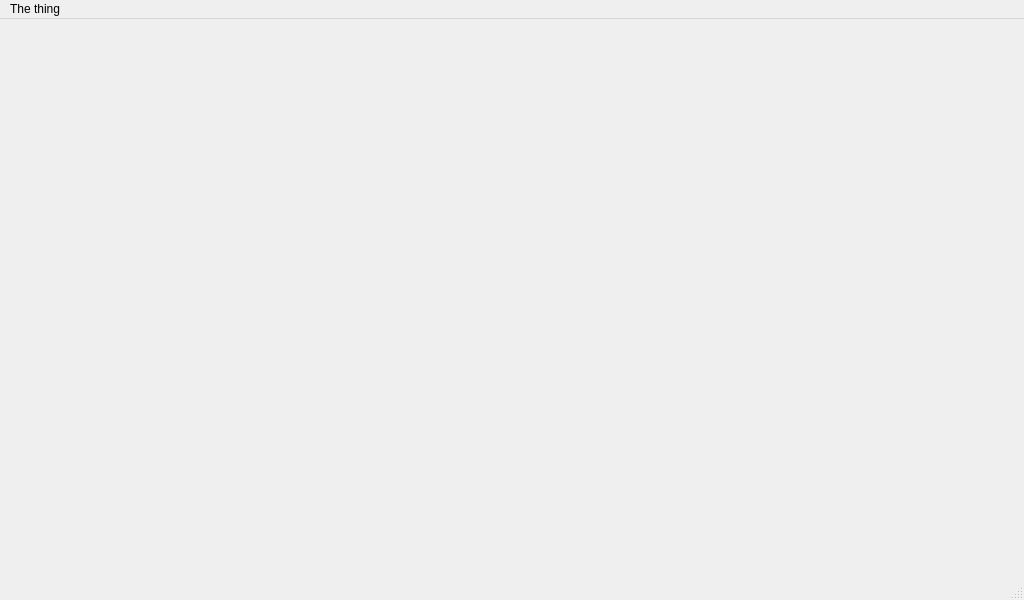
First picture: the form in main/main.ui, repository AlexeCPU/thePhridge, before the edit.
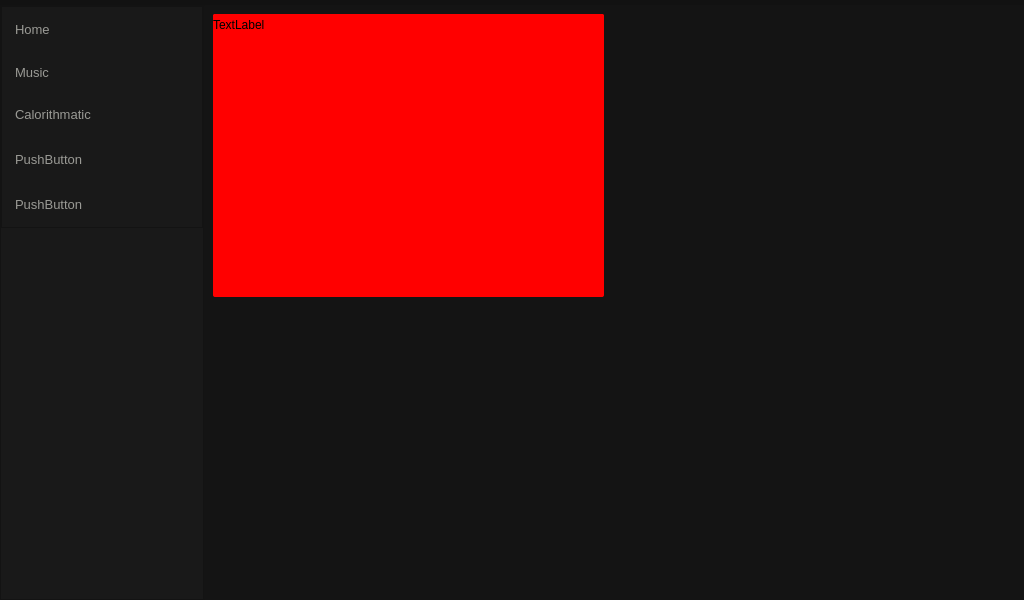
Second picture: the form after the edit. The open tabs and pages were chosen to show the change. Icons and pictures are not drawn.

Patch:
```diff
--- a/main/main.ui
+++ b/main/main.ui
@@ -13,24 +13,501 @@
   <property name="windowTitle">
    <string>MainWindow</string>
   </property>
-  <widget class="QWidget" name="centralwidget"/>
-  <widget class="QMenuBar" name="menubar">
-   <property name="geometry">
-    <rect>
-     <x>0</x>
-     <y>0</y>
-     <width>1024</width>
-     <height>20</height>
-    </rect>
+  <widget class="QWidget" name="centralwidget">
+   <property name="styleSheet">
+    <string notr="true">background:#121212</string>
    </property>
-   <widget class="QMenu" name="menuThe_thing">
-    <property name="title">
-     <string>The thing</string>
+   <layout class="QHBoxLayout" name="horizontalLayout">
+    <property name="spacing">
+     <number>0</number>
     </property>
-   </widget>
-   <addaction name="menuThe_thing"/>
+    <property name="leftMargin">
+     <number>0</number>
+    </property>
+    <property name="topMargin">
+     <number>5</number>
+    </property>
+    <property name="rightMargin">
+     <number>0</number>
+    </property>
+    <property name="bottomMargin">
+     <number>0</number>
+    </property>
+    <item>
+     <widget class="QFrame" name="SideBar">
+      <property name="sizePolicy">
+       <sizepolicy hsizetype="Minimum" vsizetype="Preferred">
+        <horstretch>0</horstretch>
+        <verstretch>0</verstretch>
+       </sizepolicy>
+      </property>
+      <property name="minimumSize">
+       <size>
+        <width>0</width>
+        <height>0</height>
+       </size>
+      </property>
+      <property name="maximumSize">
+       <size>
+        <width>300</width>
+        <height>16777215</height>
+       </size>
+      </property>
+      <property name="styleSheet">
+       <string notr="true">background: rgb(25, 25, 25);</string>
+      </property>
+      <property name="frameShape">
+       <enum>QFrame::StyledPanel</enum>
+      </property>
+      <property name="frameShadow">
+       <enum>QFrame::Raised</enum>
+      </property>
+      <layout class="QVBoxLayout" name="verticalLayout_2">
+       <property name="spacing">
+        <number>0</number>
+       </property>
+       <property name="leftMargin">
+        <number>0</number>
+       </property>
+       <property name="topMargin">
+        <number>0</number>
+       </property>
+       <property name="rightMargin">
+        <number>0</number>
+       </property>
+       <property name="bottomMargin">
+        <number>0</number>
+       </property>
+       <item>
+        <widget class="QFrame" name="frame">
+         <property name="frameShape">
+          <enum>QFrame::StyledPanel</enum>
+         </property>
+         <property name="frameShadow">
+          <enum>QFrame::Raised</enum>
+         </property>
+         <layout class="QVBoxLayout" name="verticalLayout">
+          <property name="spacing">
+           <number>0</number>
+          </property>
+          <property name="leftMargin">
+           <number>0</number>
+          </property>
+          <property name="topMargin">
+           <number>0</number>
+          </property>
+          <property name="rightMargin">
+           <number>0</number>
+          </property>
+          <property name="bottomMargin">
+           <number>0</number>
+          </property>
+          <item>
+           <widget class="QPushButton" name="Home">
+            <property name="minimumSize">
+             <size>
+              <width>200</width>
+              <height>45</height>
+             </size>
+            </property>
+            <property name="font">
+             <font>
+              <pointsize>10</pointsize>
+              <weight>50</weight>
+              <bold>false</bold>
+             </font>
+            </property>
+            <property name="layoutDirection">
+             <enum>Qt::LeftToRight</enum>
+            </property>
+            <property name="autoFillBackground">
+             <bool>false</bool>
+            </property>
+            <property name="styleSheet">
+             <string notr="true">QPushButton {
+	background-color: rgb(25, 25, 25);
+	color: rgb(154, 154, 149);
+	border: none;
+	border-left: 3px solid rgb(25, 25, 25);
+	text-align: left;
+	padding-left: 10px;
+}
+
+QPushButton:hover {
+	border-left: 3px solid rgb(255, 85, 0);
+	background-color: rgb(18, 18, 18);
+}
+
+QPushButton:pressed {
+	background-color: rgb(0, 0, 0);
+}
+
+</string>
+            </property>
+            <property name="text">
+             <string>Home</string>
+            </property>
+            <property name="icon">
+             <iconset>
+              <normaloff>icons/home.svg</normaloff>icons/home.svg</iconset>
+            </property>
+            <property name="iconSize">
+             <size>
+              <width>25</width>
+              <height>25</height>
+             </size>
+            </property>
+            <property name="flat">
+             <bool>true</bool>
+            </property>
+           </widget>
+          </item>
+          <item>
+           <widget class="QPushButton" name="Music">
+            <property name="minimumSize">
+             <size>
+              <width>200</width>
+              <height>40</height>
+             </size>
+            </property>
+            <property name="font">
+             <font>
+              <pointsize>10</pointsize>
+              <weight>50</weight>
+              <bold>false</bold>
+             </font>
+            </property>
+            <property name="layoutDirection">
+             <enum>Qt::LeftToRight</enum>
+            </property>
+            <property name="autoFillBackground">
+             <bool>false</bool>
+            </property>
+            <property name="styleSheet">
+             <string notr="true">QPushButton {
+	background-color: rgb(25, 25, 25);
+	color: rgb(154, 154, 149);
+	border: none;
+	border-left: 3px solid rgb(25, 25, 25);
+	text-align: left;
+	padding-left: 10px;
+}
+
+QPushButton:hover {
+	border-left: 3px solid rgb(255, 85, 0);
+	background-color: rgb(18, 18, 18);
+}
+
+QPushButton:pressed {
+	background-color: rgb(0, 0, 0);
+}
+
+</string>
+            </property>
+            <property name="text">
+             <string>Music</string>
+            </property>
+            <property name="icon">
+             <iconset>
+              <normaloff>icons/home.svg</normaloff>icons/home.svg</iconset>
+            </property>
+            <property name="iconSize">
+             <size>
+              <width>25</width>
+              <height>25</height>
+             </size>
+            </property>
+           </widget>
+          </item>
+          <item>
+           <widget class="QPushButton" name="pushButton_3">
+            <property name="minimumSize">
+             <size>
+              <width>200</width>
+              <height>45</height>
+             </size>
+            </property>
+            <property name="font">
+             <font>
+              <pointsize>10</pointsize>
+              <weight>50</weight>
+              <bold>false</bold>
+             </font>
+            </property>
+            <property name="layoutDirection">
+             <enum>Qt::LeftToRight</enum>
+            </property>
+            <property name="autoFillBackground">
+             <bool>false</bool>
+            </property>
+            <property name="styleSheet">
+             <string notr="true">QPushButton {
+	background-color: rgb(25, 25, 25);
+	color: rgb(154, 154, 149);
+	border: none;
+	border-left: 3px solid rgb(25, 25, 25);
+	text-align: left;
+	padding-left: 10px;
+}
+
+QPushButton:hover {
+	border-left: 3px solid rgb(255, 85, 0);
+	background-color: rgb(18, 18, 18);
+}
+
+QPushButton:pressed {
+	background-color: rgb(0, 0, 0);
+}
+
+</string>
+            </property>
+            <property name="text">
+             <string>Calorithmatic</string>
+            </property>
+            <property name="icon">
+             <iconset>
+              <normaloff>icons/chart.svg</normaloff>icons/chart.svg</iconset>
+            </property>
+            <property name="iconSize">
+             <size>
+              <width>25</width>
+              <height>25</height>
+             </size>
+            </property>
+           </widget>
+          </item>
+          <item>
+           <widget class="QPushButton" name="pushButton_4">
+            <property name="minimumSize">
+             <size>
+              <width>200</width>
+              <height>45</height>
+             </size>
+            </property>
+            <property name="font">
+             <font>
+              <pointsize>10</pointsize>
+              <weight>50</weight>
+              <bold>false</bold>
+             </font>
+            </property>
+            <property name="layoutDirection">
+             <enum>Qt::LeftToRight</enum>
+            </property>
+            <property name="autoFillBackground">
+             <bool>false</bool>
+            </property>
+            <property name="styleSheet">
+             <string notr="true">QPushButton {
+	background-color: rgb(25, 25, 25);
+	color: rgb(154, 154, 149);
+	border: none;
+	border-left: 3px solid rgb(25, 25, 25);
+	text-align: left;
+	padding-left: 10px;
+}
+
+QPushButton:hover {
+	border-left: 3px solid rgb(255, 85, 0);
+	background-color: rgb(18, 18, 18);
+}
+
+QPushButton:pressed {
+	background-color: rgb(0, 0, 0);
+}
+
+</string>
+            </property>
+            <property name="text">
+             <string>PushButton</string>
+            </property>
+           </widget>
+          </item>
+          <item>
+           <widget class="QPushButton" name="pushButton_5">
+            <property name="minimumSize">
+             <size>
+              <width>200</width>
+              <height>45</height>
+             </size>
+            </property>
+            <property name="font">
+             <font>
+              <pointsize>10</pointsize>
+              <weight>50</weight>
+              <bold>false</bold>
+             </font>
+            </property>
+            <property name="layoutDirection">
+             <enum>Qt::LeftToRight</enum>
+            </property>
+            <property name="autoFillBackground">
+             <bool>false</bool>
+            </property>
+            <property name="styleSheet">
+             <string notr="true">QPushButton {
+	background-color: rgb(25, 25, 25);
+	color: rgb(154, 154, 149);
+	border: none;
+	border-left: 3px solid rgb(25, 25, 25);
+	text-align: left;
+	padding-left: 10px;
+}
+
+QPushButton:hover {
+	border-left: 3px solid rgb(255, 85, 0);
+	background-color: rgb(18, 18, 18);
+}
+
+QPushButton:pressed {
+	background-color: rgb(0, 0, 0);
+}
+
+</string>
+            </property>
+            <property name="text">
+             <string>PushButton</string>
+            </property>
+           </widget>
+          </item>
+         </layout>
+        </widget>
+       </item>
+       <item>
+        <spacer name="verticalSpacer">
+         <property name="orientation">
+          <enum>Qt::Vertical</enum>
+         </property>
+         <property name="sizeHint" stdset="0">
+          <size>
+           <width>20</width>
+           <height>900</height>
+          </size>
+         </property>
+        </spacer>
+       </item>
+       <item>
+        <widget class="QLabel" name="label_2">
+         <property name="maximumSize">
+          <size>
+           <width>210</width>
+           <height>200</height>
+          </size>
+         </property>
+         <property name="styleSheet">
+          <string notr="true"/>
+         </property>
+         <property name="frameShape">
+          <enum>QFrame::NoFrame</enum>
+         </property>
+         <property name="lineWidth">
+          <number>5</number>
+         </property>
+         <property name="text">
+          <string/>
+         </property>
+         <property name="pixmap">
+          <pixmap>icons/phil.png</pixmap>
+         </property>
+         <property name="scaledContents">
+          <bool>true</bool>
+         </property>
+         <property name="alignment">
+          <set>Qt::AlignBottom|Qt::AlignLeading|Qt::AlignLeft</set>
+         </property>
+         <property name="wordWrap">
+          <bool>false</bool>
+         </property>
+         <property name="margin">
+          <number>0</number>
+         </property>
+         <property name="indent">
+          <number>0</number>
+         </property>
+        </widget>
+       </item>
+      </layout>
+     </widget>
+    </item>
+    <item>
+     <widget class="QFrame" name="MainBar">
+      <property name="sizePolicy">
+       <sizepolicy hsizetype="MinimumExpanding" vsizetype="Preferred">
+        <horstretch>0</horstretch>
+        <verstretch>0</verstretch>
+       </sizepolicy>
+      </property>
+      <property name="styleSheet">
+       <string notr="true">background:#141414;border-radius:2px</string>
+      </property>
+      <property name="frameShape">
+       <enum>QFrame::StyledPanel</enum>
+      </property>
+      <property name="frameShadow">
+       <enum>QFrame::Raised</enum>
+      </property>
+      <layout class="QGridLayout" name="gridLayout">
+       <item row="0" column="0">
+        <widget class="QStackedWidget" name="stackedWidget">
+         <widget class="QWidget" name="stackedWidgetPage1"/>
+         <widget class="QWidget" name="page_2"/>
+         <widget class="QWidget" name="homepage">
+          <widget class="QWidget" name="">
+           <property name="geometry">
+            <rect>
+             <x>0</x>
+             <y>0</y>
+             <width>391</width>
+             <height>571</height>
+            </rect>
+           </property>
+           <layout class="QVBoxLayout" name="verticalLayout_3">
+            <item>
+             <widget class="QFrame" name="frame_2">
+              <property name="styleSheet">
+               <string notr="true">background:red</string>
+              </property>
+              <property name="frameShape">
+               <enum>QFrame::StyledPanel</enum>
+              </property>
+              <property name="frameShadow">
+               <enum>QFrame::Raised</enum>
+              </property>
+              <widget class="QLabel" name="label">
+               <property name="geometry">
+                <rect>
+                 <x>0</x>
+                 <y>0</y>
+                 <width>391</width>
+                 <height>21</height>
+                </rect>
+               </property>
+               <property name="text">
+                <string>TextLabel</string>
+               </property>
+              </widget>
+             </widget>
+            </item>
+            <item>
+             <widget class="QFrame" name="frame_3">
+              <property name="frameShape">
+               <enum>QFrame::StyledPanel</enum>
+              </property>
+              <property name="frameShadow">
+               <enum>QFrame::Raised</enum>
+              </property>
+             </widget>
+            </item>
+           </layout>
+          </widget>
+         </widget>
+        </widget>
+       </item>
+      </layout>
+     </widget>
+    </item>
+   </layout>
   </widget>
-  <widget class="QStatusBar" name="statusbar"/>
  </widget>
  <resources/>
  <connections/>
```
Left out of the diff: 13 changed lines with no effect on the pictures.
